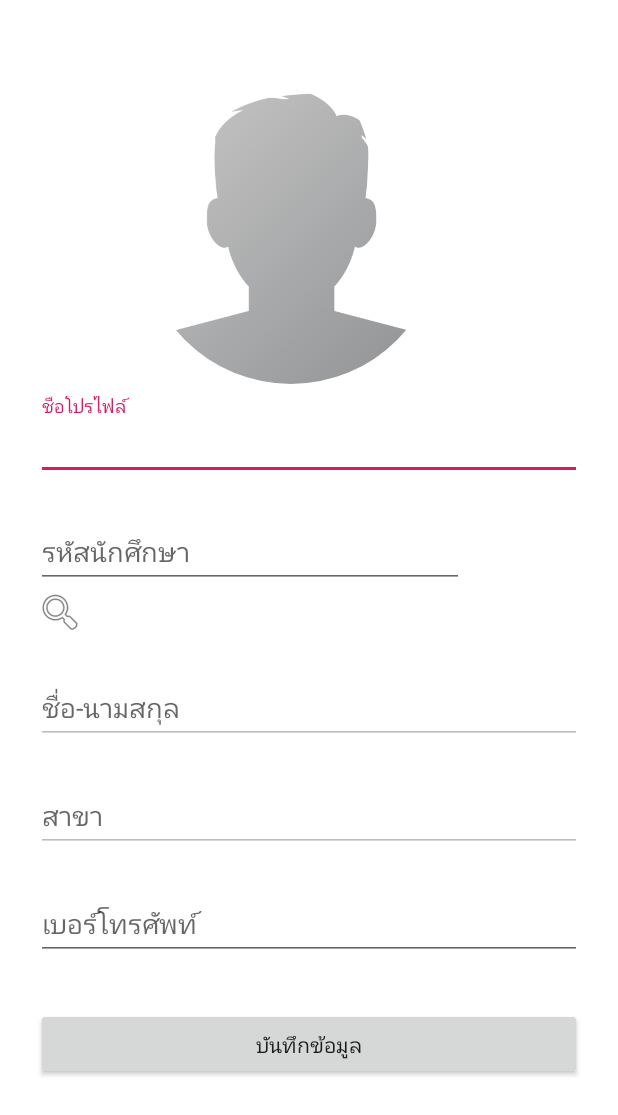
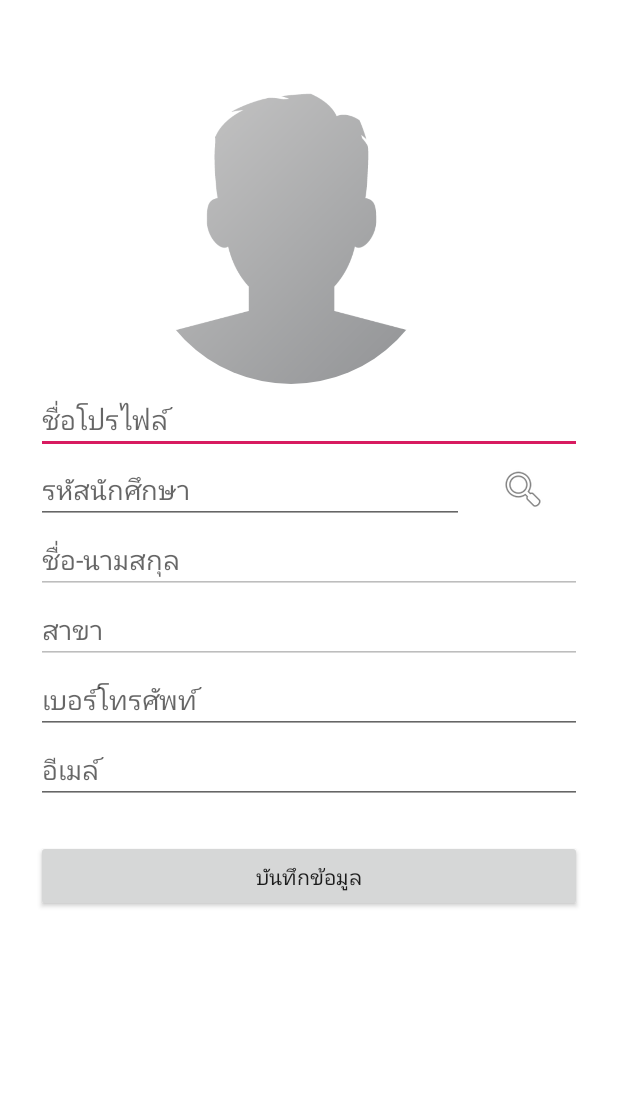
Before and after one commit to peet3002/myProject, an Android app: the screen it shows after launch once a user with an empty profile is signed in (SetUpActivity), on a phone screen of 412 x 824 dp. Shown: the top 1115 px of the screen. Run offline under Robolectric (Android 15) with nearby library versions, the light colour scheme and no system bars; our stand-ins replace CircleImageView, Firebase (no records; nobody signed in at launch, a user with empty details on screens opened directly), Picasso; libraries missing offline, so code that uses them is left out: com.theartofdev.edmodo.

Commit message:
update activity

```diff
--- a/app/src/main/java/com/example/peetp/myproject/SetUpActivity.java
+++ b/app/src/main/java/com/example/peetp/myproject/SetUpActivity.java
@@ -42,7 +42,7 @@ import de.hdodenhof.circleimageview.CircleImageView;
 
 public class SetUpActivity extends AppCompatActivity {
 
-    private EditText fullname, name, major, mobileNumber, id;
+    private EditText fullname, name, major, mobileNumber, id, email;
 
     private Button saveInformationbutton;
     private CircleImageView profileImage;
@@ -72,6 +72,7 @@ public class SetUpActivity extends AppCompatActivity {
         name = (EditText) findViewById(R.id.setup_name);
         major = (EditText) findViewById(R.id.setup_major);
         mobileNumber = (EditText) findViewById(R.id.setup_mobile);
+        email = (EditText) findViewById(R.id.setup_email);
         saveInformationbutton = (Button) findViewById(R.id.setup_save_btn);
         profileImage = (CircleImageView) findViewById(R.id.setup_profile_image);
 
@@ -226,6 +227,7 @@ public class SetUpActivity extends AppCompatActivity {
         String userMajor = major.getText().toString();
         String userMobileNumber = mobileNumber.getText().toString();
         String userId = id.getText().toString();
+        String userEmail = email.getText().toString();
 
         if(TextUtils.isEmpty(userId)){
             Toast.makeText(this, "กรุณากรอกรหัสนักศึกษา", Toast.LENGTH_SHORT).show();
@@ -241,6 +243,8 @@ public class SetUpActivity extends AppCompatActivity {
         }
         else if(TextUtils.isEmpty(userMobileNumber)){
             Toast.makeText(this, "กรุณากรอกเบอร์โทรศัพท์", Toast.LENGTH_SHORT).show();
+        }else if(TextUtils.isEmpty(userEmail)){
+            Toast.makeText(this, "กรุณากรอกอีเมล์", Toast.LENGTH_SHORT).show();
         }
         else{
             loadingBar.setTitle("กำลังบันทึกข้อมูล");
@@ -254,6 +258,7 @@ public class SetUpActivity extends AppCompatActivity {
             userMap.put("fullname", userFullName);
             userMap.put("major", userMajor);
             userMap.put("mobilenumber", userMobileNumber);
+            userMap.put("email",  userEmail);
             userMap.put("status", "Hey there i am using Test");
             userMap.put("usertype","student");
             userRef.updateChildren(userMap).addOnCompleteListener(new OnCompleteListener() {
--- /dev/null
+++ b/app/src/main/res/drawable/ic_comment.xml
@@ -0,0 +1,5 @@
+<vector android:height="24dp" android:tint="#DE4227"
+    android:viewportHeight="24.0" android:viewportWidth="24.0"
+    android:width="24dp" xmlns:android="http://schemas.android.com/apk/res/android">
+    <path android:fillColor="#FF000000" android:pathData="M21.99,4c0,-1.1 -0.89,-2 -1.99,-2L4,2c-1.1,0 -2,0.9 -2,2v12c0,1.1 0.9,2 2,2h14l4,4 -0.01,-18zM18,14L6,14v-2h12v2zM18,11L6,11L6,9h12v2zM18,8L6,8L6,6h12v2z"/>
+</vector>
--- a/app/src/main/res/layout/activity_set_up.xml
+++ b/app/src/main/res/layout/activity_set_up.xml
@@ -27,25 +27,16 @@
             android:src="@drawable/profile" />
 
         <!-- Name Label -->
-        <android.support.design.widget.TextInputLayout
-            android:layout_width="match_parent"
-            android:layout_height="wrap_content"
-            android:layout_marginTop="8dp"
-            android:layout_marginBottom="8dp">
-
-            <EditText
+        <EditText
                 android:id="@+id/setup_name"
                 android:layout_width="match_parent"
                 android:layout_height="wrap_content"
                 android:hint="ชื่อโปรไฟล์"
                 android:inputType="textPersonName" />
-        </android.support.design.widget.TextInputLayout>
 
-        <android.support.design.widget.TextInputLayout
+        <LinearLayout
             android:layout_width="match_parent"
-            android:layout_height="wrap_content"
-            android:layout_marginTop="8dp"
-            android:layout_marginBottom="8dp">
+            android:layout_height="match_parent">
 
             <EditText
                 android:id="@+id/setup_id"
@@ -61,53 +52,38 @@
                 android:layout_weight="1"
                 android:background="@android:color/white"
                 app:srcCompat="@android:drawable/ic_menu_search" />
-        </android.support.design.widget.TextInputLayout>
 
-        <android.support.design.widget.TextInputLayout
-            android:layout_width="match_parent"
-            android:layout_height="wrap_content"
-            android:layout_marginTop="8dp"
-            android:layout_marginBottom="8dp">
+        </LinearLayout>
 
-            <EditText
+
+        <EditText
                 android:id="@+id/setup_fullname"
                 android:layout_width="match_parent"
                 android:layout_height="wrap_content"
                 android:hint="ชื่อ-นามสกุล"
                 android:inputType="textPersonName"
                 android:enabled="false"/>
-        </android.support.design.widget.TextInputLayout>
 
-        <android.support.design.widget.TextInputLayout
-            android:layout_width="match_parent"
-            android:layout_height="wrap_content"
-            android:layout_marginTop="8dp"
-            android:layout_marginBottom="8dp">
-
-            <EditText
+        <EditText
                 android:id="@+id/setup_major"
                 android:layout_width="match_parent"
                 android:layout_height="wrap_content"
                 android:hint="สาขา"
                 android:inputType="text"
                 android:enabled="false"/>
-        </android.support.design.widget.TextInputLayout>
 
-        <!-- mobile number -->
-        <android.support.design.widget.TextInputLayout
-            android:layout_width="match_parent"
-            android:layout_height="wrap_content"
-            android:layout_marginTop="8dp"
-            android:layout_marginBottom="8dp">
-
-            <EditText
+        <EditText
                 android:id="@+id/setup_mobile"
                 android:layout_width="match_parent"
                 android:layout_height="wrap_content"
                 android:hint="เบอร์โทรศัพท์"
                 android:inputType="number" />
-        </android.support.design.widget.TextInputLayout>
-
+        <EditText
+            android:id="@+id/setup_email"
+            android:layout_width="match_parent"
+            android:layout_height="wrap_content"
+            android:hint="อีเมล์"
+            android:inputType="textEmailAddress" />
 
         <!-- Signup Button -->
         <android.support.v7.widget.AppCompatButton
--- a/app/src/main/res/layout/all_posts_layout.xml
+++ b/app/src/main/res/layout/all_posts_layout.xml
@@ -116,7 +116,7 @@
             android:layout_height="30dp"
             android:background="@color/colorWhite"
             android:scaleType="centerCrop"
-            android:src="@drawable/blogging"
+            android:src="@drawable/ic_comment"
             android:layout_marginLeft="300dp"/>
 
 
```
Also changed, not shown: app/src/main/java/com/example/peetp/myproject/RegisterActivity.java (+27 -0 lines).
